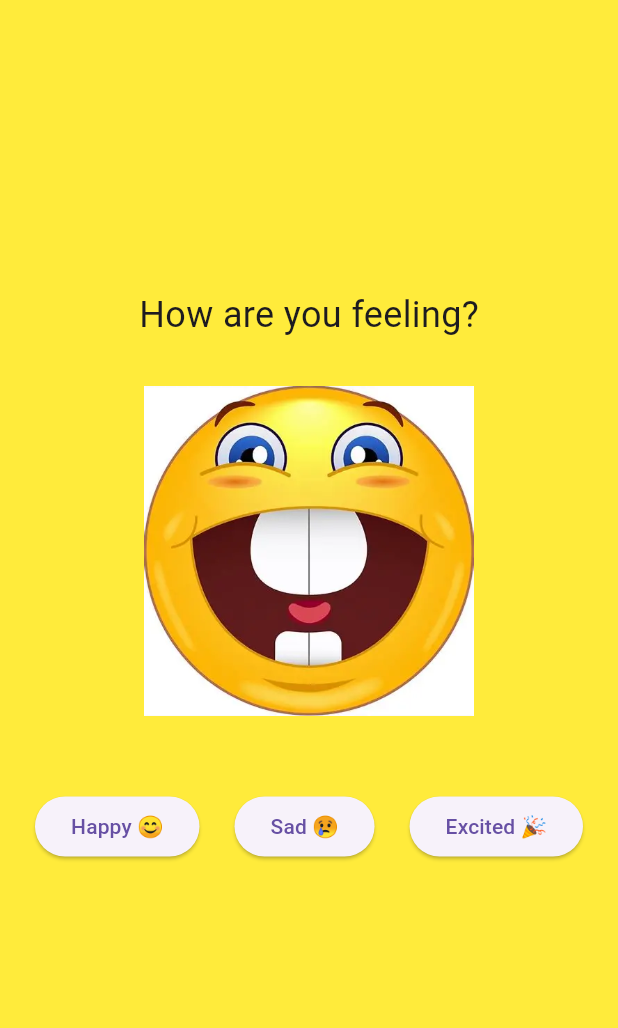
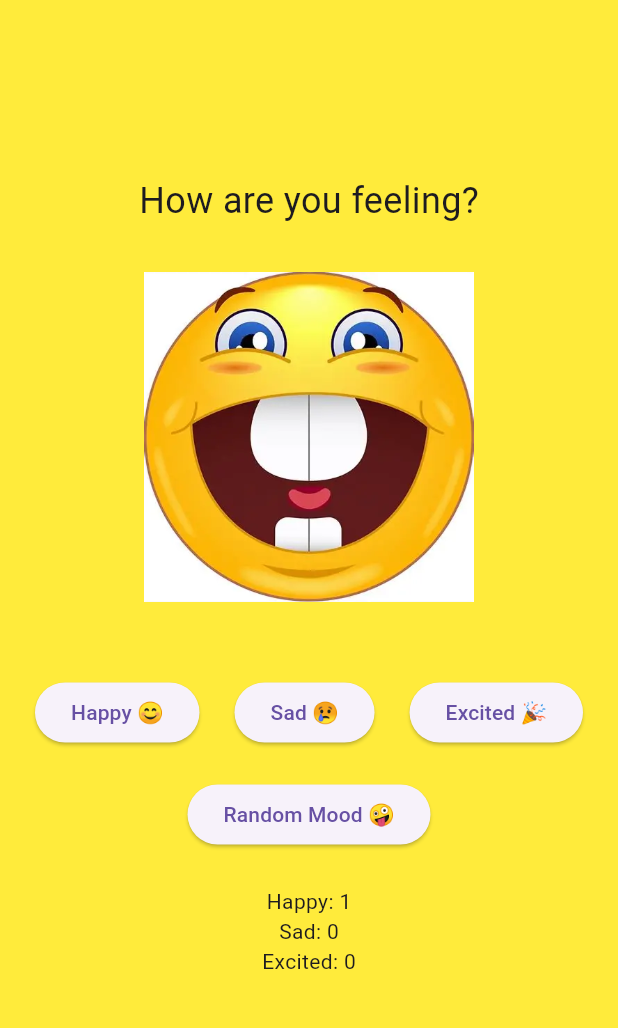
Before and after one commit to brockeh8/act7, a Flutter app: the screen it shows after launch, after a tap on "Happy 😊", on a phone screen of 412 x 824 dp, the part 84-1112 px from its top. Run offline on Flutter 3.47's test engine with Material 3 defaults, Android fonts, the phone set to English and light mode, and no system bars.

Commit message:
Added the counter and a quick random button

```diff
--- a/lib/main.dart
+++ b/lib/main.dart
@@ -1,3 +1,4 @@
+import 'dart:math';
 import 'package:flutter/material.dart';
 import 'package:provider/provider.dart';
 
@@ -10,31 +11,45 @@ void main() {
   );
 }
 
-// Mood Model - The "Brain" of our app
+// Mood Model
 class MoodModel with ChangeNotifier {
   String _currentMood = 'assets/happy.webp';
   String get currentMood => _currentMood;
 
-  // NEW: background color property
   Color _backgroundColor = Colors.yellow;
   Color get backgroundColor => _backgroundColor;
+
+  final Map<String, int> _counts = {
+    'Happy': 0,
+    'Sad': 0,
+    'Excited': 0,
+  };
+  Map<String, int> get counts => Map.unmodifiable(_counts);
 
   void setHappy() {
     _currentMood = 'assets/happy.webp';
     _backgroundColor = Colors.yellow;
+    _counts['Happy'] = (_counts['Happy'] ?? 0) + 1;
     notifyListeners();
   }
 
   void setSad() {
     _currentMood = 'assets/sad.webp';
     _backgroundColor = Colors.blue;
+    _counts['Sad'] = (_counts['Sad'] ?? 0) + 1;
     notifyListeners();
   }
 
   void setExcited() {
     _currentMood = 'assets/excited.webp';
     _backgroundColor = Colors.orange;
+    _counts['Excited'] = (_counts['Excited'] ?? 0) + 1;
     notifyListeners();
+  }
+
+  void setRandomMood() {
+    final moods = [setHappy, setSad, setExcited];
+    moods[Random().nextInt(moods.length)]();
   }
 }
 
@@ -50,7 +65,7 @@ class MyApp extends StatelessWidget {
   }
 }
 
-// Home Page
+
 class HomePage extends StatelessWidget {
   @override
   Widget build(BuildContext context) {
@@ -58,7 +73,7 @@ class HomePage extends StatelessWidget {
       builder: (context, moodModel, child) {
         return Scaffold(
           appBar: AppBar(title: Text('Mood Toggle Challenge')),
-          backgroundColor: moodModel.backgroundColor, // NEW
+          backgroundColor: moodModel.backgroundColor,
           body: Center(
             child: Column(
               mainAxisAlignment: MainAxisAlignment.center,
@@ -68,6 +83,15 @@ class HomePage extends StatelessWidget {
                 MoodDisplay(),
                 SizedBox(height: 50),
                 MoodButtons(),
+                SizedBox(height: 20),
+                ElevatedButton(
+                  onPressed: () {
+                    context.read<MoodModel>().setRandomMood();
+                  },
+                  child: Text('Random Mood 🤪'),
+                ),
+                SizedBox(height: 24),
+                MoodCounter(),
               ],
             ),
           ),
@@ -103,19 +127,19 @@ class MoodButtons extends StatelessWidget {
       children: [
         ElevatedButton(
           onPressed: () {
-            Provider.of<MoodModel>(context, listen: false).setHappy();
+            context.read<MoodModel>().setHappy();
           },
           child: Text('Happy 😊'),
         ),
         ElevatedButton(
           onPressed: () {
-            Provider.of<MoodModel>(context, listen: false).setSad();
+            context.read<MoodModel>().setSad();
           },
           child: Text('Sad 😢'),
         ),
         ElevatedButton(
           onPressed: () {
-            Provider.of<MoodModel>(context, listen: false).setExcited();
+            context.read<MoodModel>().setExcited();
           },
           child: Text('Excited 🎉'),
         ),
@@ -123,3 +147,21 @@ class MoodButtons extends StatelessWidget {
     );
   }
 }
+
+class MoodCounter extends StatelessWidget {
+  @override
+  Widget build(BuildContext context) {
+    return Consumer<MoodModel>(
+      builder: (context, model, _) {
+        final counts = model.counts;
+        return Column(
+          children: [
+            Text('Happy: ${counts['Happy']}'),
+            Text('Sad: ${counts['Sad']}'),
+            Text('Excited: ${counts['Excited']}'),
+          ],
+        );
+      },
+    );
+  }
+}
```
